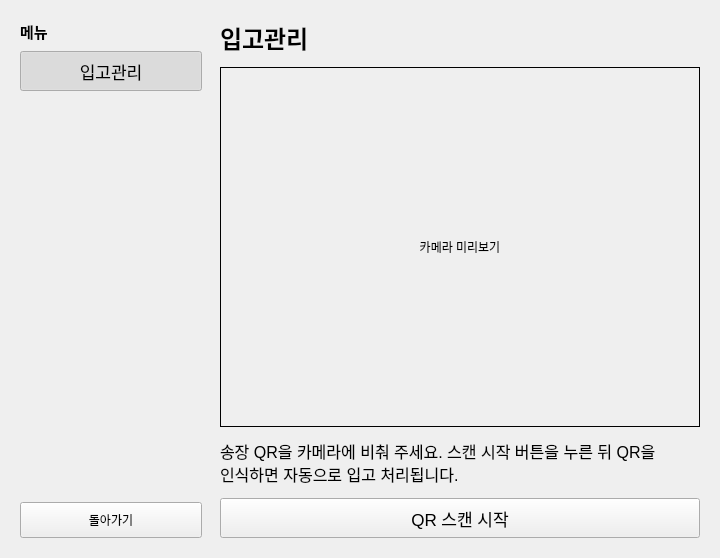
First picture: the form in soy-pc/ui/worker_screen.ui, repository addinedu-physicalai-1st/iot-repo-3, before the edit.
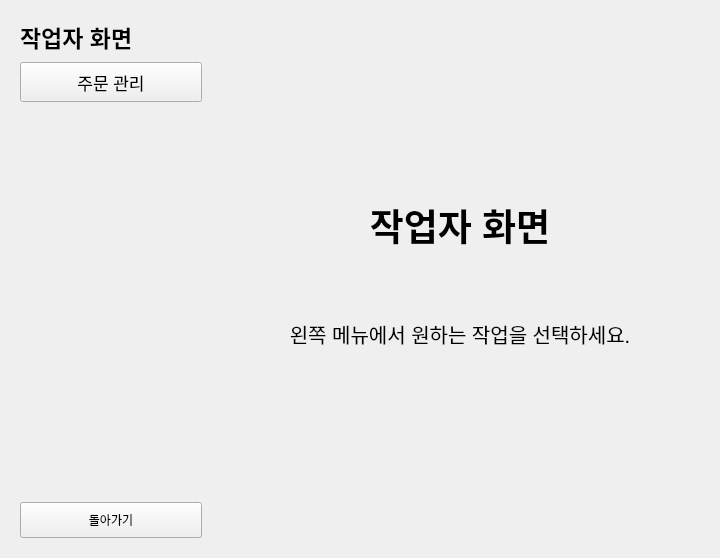
Second picture: the form after the edit.

Patch:
```diff
--- a/soy-pc/ui/worker_screen.ui
+++ b/soy-pc/ui/worker_screen.ui
@@ -40,13 +40,13 @@
        <widget class="QLabel" name="label_worker_menuTitle">
         <property name="font">
          <font>
-          <pointsize>11</pointsize>
+          <pointsize>17</pointsize>
           <weight>75</weight>
           <bold>true</bold>
          </font>
         </property>
         <property name="text">
-         <string>메뉴</string>
+         <string>작업자 화면</string>
         </property>
        </widget>
       </item>
@@ -64,13 +64,13 @@
          </font>
         </property>
         <property name="text">
-         <string>입고관리</string>
+         <string>주문 관리</string>
         </property>
         <property name="checkable">
          <bool>true</bool>
         </property>
         <property name="checked">
-         <bool>true</bool>
+         <bool>false</bool>
         </property>
        </widget>
       </item>
@@ -108,6 +108,98 @@
      <property name="objectName">
       <string>worker_content_stack</string>
      </property>
+     <widget class="QWidget" name="page_welcome">
+      <property name="objectName">
+       <string>page_welcome</string>
+      </property>
+      <layout class="QVBoxLayout" name="verticalLayout_welcome">
+       <property name="spacing">
+        <number>24</number>
+       </property>
+       <item>
+        <spacer name="verticalSpacer_welcome_top">
+         <property name="orientation">
+          <enum>Qt::Orientation::Vertical</enum>
+         </property>
+         <property name="sizeHint" stdset="0">
+          <size>
+           <width>20</width>
+           <height>80</height>
+          </size>
+         </property>
+        </spacer>
+       </item>
+       <item>
+        <widget class="QFrame" name="welcome_card">
+         <property name="objectName">
+          <string>welcome_card</string>
+         </property>
+         <property name="minimumSize">
+          <size>
+           <width>400</width>
+           <height>220</height>
+          </size>
+         </property>
+         <layout class="QVBoxLayout" name="verticalLayout_welcome_card">
+          <property name="spacing">
+           <number>16</number>
+          </property>
+          <item>
+           <widget class="QLabel" name="label_welcome_title">
+            <property name="objectName">
+             <string>label_welcome_title</string>
+            </property>
+            <property name="font">
+             <font>
+              <pointsize>28</pointsize>
+              <weight>75</weight>
+              <bold>true</bold>
+             </font>
+            </property>
+            <property name="alignment">
+             <set>Qt::AlignmentFlag::AlignCenter</set>
+            </property>
+            <property name="text">
+             <string>작업자 화면</string>
+            </property>
+           </widget>
+          </item>
+          <item>
+           <widget class="QLabel" name="label_welcome_hint">
+            <property name="objectName">
+             <string>label_welcome_hint</string>
+            </property>
+            <property name="font">
+             <font>
+              <pointsize>15</pointsize>
+             </font>
+            </property>
+            <property name="alignment">
+             <set>Qt::AlignmentFlag::AlignCenter</set>
+            </property>
+            <property name="text">
+             <string>왼쪽 메뉴에서 원하는 작업을 선택하세요.</string>
+            </property>
+           </widget>
+          </item>
+         </layout>
+        </widget>
+       </item>
+       <item>
+        <spacer name="verticalSpacer_welcome_bottom">
+         <property name="orientation">
+          <enum>Qt::Orientation::Vertical</enum>
+         </property>
+         <property name="sizeHint" stdset="0">
+          <size>
+           <width>20</width>
+           <height>80</height>
+          </size>
+         </property>
+        </spacer>
+       </item>
+      </layout>
+     </widget>
      <widget class="QWidget" name="page_inbound">
       <property name="objectName">
        <string>page_inbound</string>
@@ -126,7 +218,7 @@
           </font>
          </property>
          <property name="text">
-          <string>입고관리</string>
+          <string>주문 관리</string>
          </property>
         </widget>
        </item>
```
